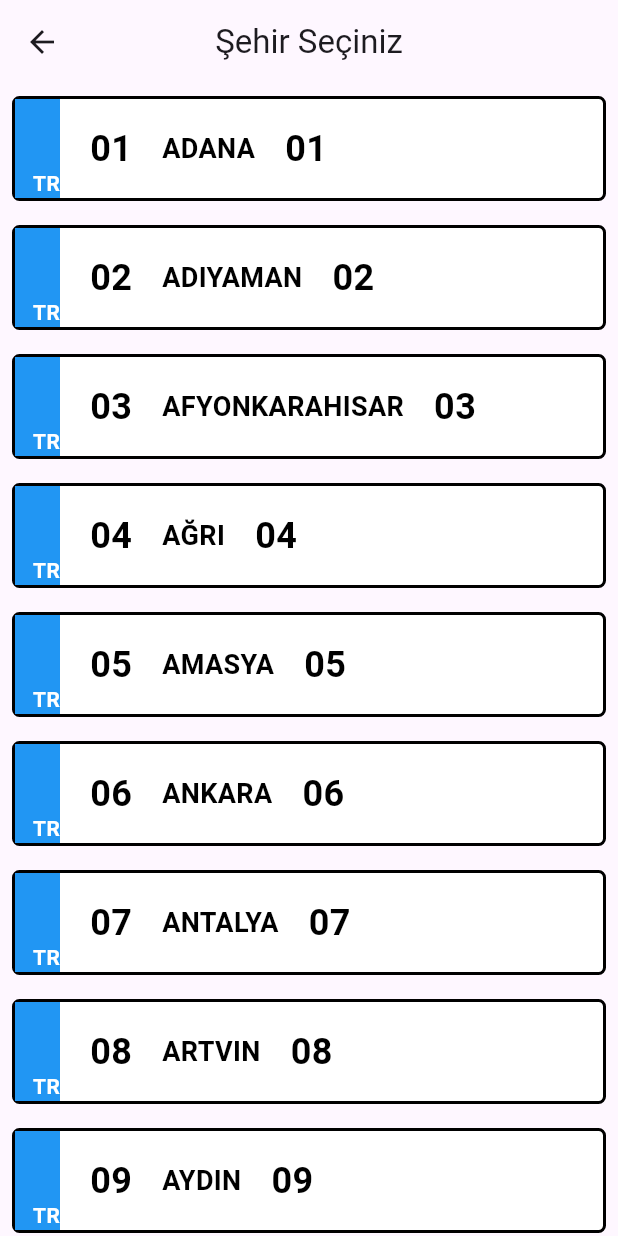
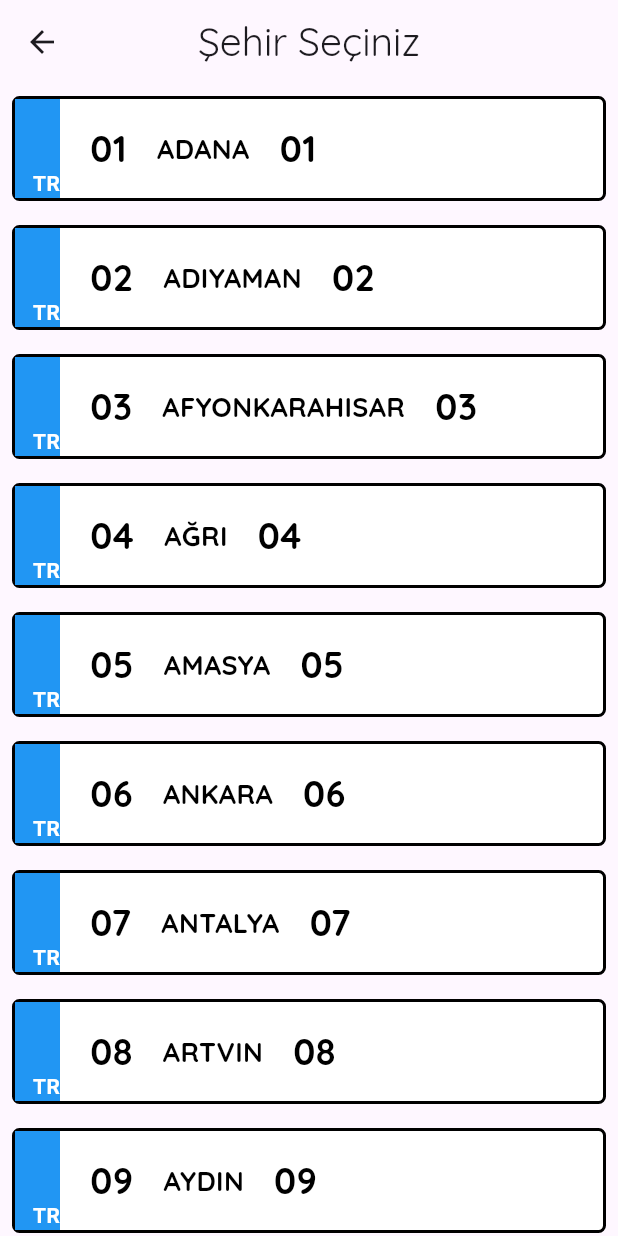
Before and after one commit to yusufgokhankuyu/Weather_App_Flutter, a Flutter app: the screen it shows after launch, after a tap on "Farklı il seç", on a phone screen of 412 x 824 dp. Run offline on Flutter 3.47's test engine with Material 3 defaults, Android fonts, the phone set to English and light mode, and no system bars; our stand-ins replace animated_splash_screen, geocoding, geolocator, google_fonts, lottie.

Commit message:
Design Improvements

```diff
--- a/lib/screens/plaka.dart
+++ b/lib/components/plaka.dart
@@ -1,4 +1,5 @@
 import 'package:flutter/material.dart';
+import 'package:google_fonts/google_fonts.dart';
 
 class Plaka extends StatelessWidget {
   final String sehir;
@@ -16,8 +17,8 @@ class Plaka extends StatelessWidget {
           color: Colors.white,
           borderRadius: BorderRadius.circular(5.0),
           border: Border.all(
-            color: Colors.black, // Siyah kenarlık rengi
-            width: 2.0, // Kenarlık kalınlığı
+            color: Colors.black,
+            width: 2.0,
           ),
         ),
         child: Row(
@@ -47,7 +48,7 @@ class Plaka extends StatelessWidget {
                 children: [
                   Text(
                     plaka < 10 ? "0$plaka" : plaka.toString(),
-                    style: const TextStyle(
+                    style: GoogleFonts.quicksand(
                       color: Colors.black,
                       fontSize: 24.0,
                       fontWeight: FontWeight.bold,
@@ -62,7 +63,7 @@ class Plaka extends StatelessWidget {
                 children: [
                   Text(
                     sehir.toUpperCase(),
-                    style: const TextStyle(
+                    style: GoogleFonts.quicksand(
                       color: Colors.black,
                       fontSize: 18.0,
                       fontWeight: FontWeight.bold,
@@ -77,7 +78,7 @@ class Plaka extends StatelessWidget {
                 children: [
                   Text(
                     plaka < 10 ? "0$plaka" : plaka.toString(),
-                    style: const TextStyle(
+                    style: GoogleFonts.quicksand(
                       color: Colors.black,
                       fontSize: 24.0,
                       fontWeight: FontWeight.bold,
--- a/lib/main.dart
+++ b/lib/main.dart
@@ -2,8 +2,8 @@ import 'package:animated_splash_screen/animated_splash_screen.dart';
 import 'package:flutter/material.dart';
 import 'package:google_fonts/google_fonts.dart';
 import 'package:lottie/lottie.dart';
-import 'package:weather_app/screens/location.dart';
-import 'package:weather_app/screens/welcome_page.dart';
+import 'package:weather_app/screens/locationAndCityPage.dart';
+import 'package:weather_app/screens/chooseCityPage.dart';
 
 void main() async {
   WidgetsFlutterBinding.ensureInitialized();
@@ -40,10 +40,9 @@ class _MyHomePageState extends State<MyHomePage> {
         children: [
           Lottie.asset(
             'assets/splashScreen.json',
-            //'https://assets5.lottiefiles.com/packages/lf20_KMqzGr.json',
           ),
           Text('WhatTheWeather',
-              style: GoogleFonts.quicksand(fontSize: 50, color: Colors.black)),
+              style: GoogleFonts.quicksand(fontSize: 36, color: Colors.black)),
           Text(
             'Hava Durumunu Öğren',
             style: GoogleFonts.quicksand(fontSize: 16, color: Colors.black),
--- a/lib/screens/welcome_page.dart
+++ b/lib/screens/chooseCityPage.dart
@@ -1,7 +1,8 @@
 import 'package:flutter/material.dart';
+import 'package:google_fonts/google_fonts.dart';
 import 'package:weather_app/models/cities.dart';
-import 'package:weather_app/screens/home_screen.dart';
-import 'package:weather_app/screens/plaka.dart';
+import 'package:weather_app/screens/weatherDetailPage.dart';
+import 'package:weather_app/components/plaka.dart';
 
 class WelcomePage extends StatefulWidget {
   const WelcomePage({Key? key}) : super(key: key);
@@ -18,38 +19,15 @@ class _WelcomePageState extends State<WelcomePage> {
   Widget build(BuildContext context) {
     return Scaffold(
       appBar: AppBar(
-        title: const Text("Şehir Seçiniz"),
+        title: Text(
+          "Şehir Seçiniz",
+          style: GoogleFonts.quicksand(fontSize: 26),
+        ),
         centerTitle: true,
       ),
       body: Column(
         mainAxisAlignment: MainAxisAlignment.center,
         children: [
-          // DropdownButton(
-          //     value: secilenIl ?? sehirler[0],
-          //     onChanged: (yeniIl) {
-          //       setState(() {
-          //         secilenIl = yeniIl.toString();
-          //       });
-          //     },
-          //     items: [
-          //       for (var sehir in sehirler)
-          //         DropdownMenuItem(
-          //           child: Text(sehir),
-          //           value: sehir,
-          //         )
-          //     ]),
-
-          // ElevatedButton(
-          //     onPressed: () {
-          //       Navigator.push(
-          //         context,
-          //         MaterialPageRoute(
-          //           builder: (context) => HomeScreen(secilenIl: sehirler[0]),
-          //         ),
-          //       );
-          //       print(secilenIl);
-          //     },
-          //     child: const Text("Hava Durumunu Öğren")),
           Expanded(
             child: ListView.builder(
                 itemCount: sehirler.length,
--- a/lib/screens/location.dart
+++ b/lib/screens/locationAndCityPage.dart
@@ -3,8 +3,8 @@ import 'package:geocoding/geocoding.dart';
 import 'package:geolocator/geolocator.dart';
 import 'package:google_fonts/google_fonts.dart';
 import 'package:weather_app/constants/constants.dart';
-import 'package:weather_app/screens/home_screen.dart';
-import 'package:weather_app/screens/welcome_page.dart';
+import 'package:weather_app/screens/weatherDetailPage.dart';
+import 'package:weather_app/screens/chooseCityPage.dart';
 
 class LocationPage extends StatefulWidget {
   LocationPage({super.key});
--- a/lib/screens/home_screen.dart
+++ b/lib/screens/weatherDetailPage.dart
@@ -94,7 +94,7 @@ class _HomeScreenState extends State<HomeScreen> {
               const SizedBox(
                 height: 30.0,
               ),
-              Text(
+              const Text(
                 "Öneriler",
                 style: TextStyle(color: Colors.white, fontSize: 20),
               ),
```
